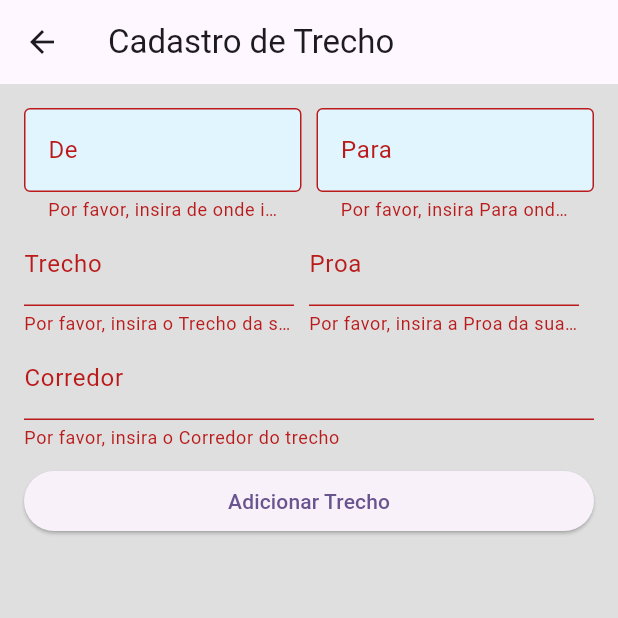
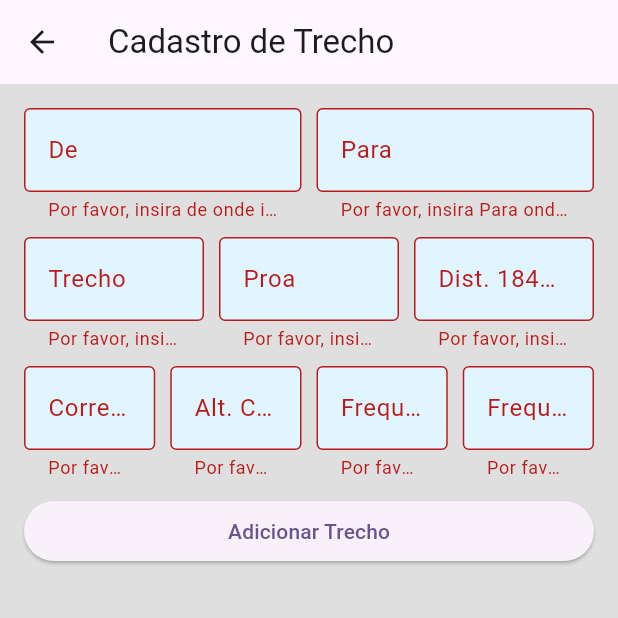
Before and after one commit to HermesLeonardo/AppAviao, a Flutter app: the tela_cadastro_trecho screen opened directly, after a tap on "Adicionar Trecho", on a phone screen of 412 x 824 dp, the top half of it. Run offline on Flutter 3.47's test engine with Material 3 defaults, Android fonts, the phone set to English and light mode, and no system bars.

Commit message:
adicionando o começo da tela de cadastro de aeroporto, alterando a tela login, entre outras pequenas mudanças

```diff
--- a/lib/main.dart
+++ b/lib/main.dart
@@ -1,4 +1,5 @@
 import 'package:appaviao/pages/login.dart';
+import 'package:appaviao/pages/tela_cadastro_aeroporto.dart';
 import 'package:appaviao/pages/tela_cadastro_trecho.dart';
 import 'package:appaviao/pages/tela_inicial.dart';
 import 'package:flutter/material.dart';
--- a/lib/pages/tela_cadastro_trecho.dart
+++ b/lib/pages/tela_cadastro_trecho.dart
@@ -1,4 +1,3 @@
-
 //No uso de navegadores para rodar a aplicação, desmarcar esse import para debug
 
 import 'package:appaviao/Custons/Custom_tela_trecho/caixa_info_widget.dart';
@@ -25,8 +24,6 @@ class _tela_cadastro_trechoState extends State<tela_cadastro_trecho> {
     'Alt.Corredor': '',
     'Frequencia': '',
     'Frequencia.alter': '',
-    'FIR': '',
-    'Cruzada. de FIR': '',
   };
 
   bool _showInformation = false;
@@ -51,7 +48,11 @@ class _tela_cadastro_trechoState extends State<tela_cadastro_trecho> {
           para: _formData['Para']!,
           trecho: _formData['Trecho']!,
           corredor: _formData['Corredor']!,
+          altcorredor: _formData['altcorredor']!,
           proa: _formData['Proa']!,
+          Dist184MN: _formData['Dist184MN']!,
+          frequencia: _formData['frequencia']!,
+          frequenciaalter: _formData['frequenciaalter']!,
           onEdit: () {},
           onDelete: () {},
         ),
@@ -103,17 +104,18 @@ class _tela_cadastro_trechoState extends State<tela_cadastro_trecho> {
                 ),
               ],
             ),
+            const SizedBox(
+              height: 10,
+            ),
             Row(
               children: <Widget>[
                 Expanded(
-                  child: TextFormField(
-                    decoration: const InputDecoration(labelText: 'Trecho'),
-                    onSaved: (Value) {
-                      _formData['Trecho'] = Value!;
-                    },
+                  child: custom_from_text_field(
+                    labelText: 'Trecho',
+                    onSaved: (value) => _formData['Trecho'] = value ?? '',
                     validator: (value) {
                       if (value == null || value.isEmpty) {
-                        return 'Por favor, insira o Trecho da sua viagem';
+                        return 'Por favor, insira o Trecho de onde irá passar';
                       }
                       return null;
                     },
@@ -123,14 +125,12 @@ class _tela_cadastro_trechoState extends State<tela_cadastro_trecho> {
                   width: 10,
                 ), //espaço entre os campos
                 Expanded(
-                  child: TextFormField(
-                    decoration: const InputDecoration(labelText: 'Proa'),
-                    onSaved: (Value) {
-                      _formData['Proa'] = Value!;
-                    },
+                  child: custom_from_text_field(
+                    labelText: 'Proa',
+                    onSaved: (value) => _formData['Proa'] = value ?? '',
                     validator: (value) {
                       if (value == null || value.isEmpty) {
-                        return 'Por favor, insira a Proa da sua viagem';
+                        return 'Por favor, insira a Proa do seu trecho';
                       }
                       return null;
                     },
@@ -138,8 +138,23 @@ class _tela_cadastro_trechoState extends State<tela_cadastro_trecho> {
                 ),
                 const SizedBox(
                   width: 10,
-                ), //espaço entre os campos
+                ),
+                Expanded(
+                  child: custom_from_text_field(
+                    labelText: 'Dist. 184MN',
+                    onSaved: (value) => _formData['Dist. 184MN'] = value ?? '',
+                    validator: (value) {
+                      if (value == null || value.isEmpty) {
+                        return 'Por favor, insira o Dist. 184MN do seu trecho';
+                      }
+                      return null;
+                    },
+                  ),
+                ),
               ],
+            ),
+            const SizedBox(
+              height: 10,
             ),
             const SizedBox(
               width: 50,
@@ -147,14 +162,59 @@ class _tela_cadastro_trechoState extends State<tela_cadastro_trecho> {
             Row(
               children: <Widget>[
                 Expanded(
-                  child: TextFormField(
-                    decoration: const InputDecoration(labelText: 'Corredor'),
-                    onSaved: (Value) {
-                      _formData['Corredor'] = Value!;
-                    },
+                  child: custom_from_text_field(
+                    labelText: 'Corredor',
+                    onSaved: (value) => _formData['Corredor'] = value ?? '',
                     validator: (value) {
                       if (value == null || value.isEmpty) {
-                        return 'Por favor, insira o Corredor do trecho';
+                        return 'Por favor, insira o Corredor do seu trecho';
+                      }
+                      return null;
+                    },
+                  ),
+                ),
+                const SizedBox(
+                  width: 10,
+                ),
+                Expanded(
+                  child: custom_from_text_field(
+                    labelText: 'Alt. Corredor',
+                    onSaved: (value) =>
+                        _formData['Alt. Corredor'] = value ?? '',
+                    validator: (value) {
+                      if (value == null || value.isEmpty) {
+                        return 'Por favor, insira a Altura do Corredor do seu trecho';
+                      }
+                      return null;
+                    },
+                  ),
+                ),
+                const SizedBox(
+                  width: 10,
+                ),
+                Expanded(
+                  child: custom_from_text_field(
+                    labelText: 'Frequencia',
+                    onSaved: (value) => _formData['Frequencia'] = value ?? '',
+                    validator: (value) {
+                      if (value == null || value.isEmpty) {
+                        return 'Por favor, insira a Frequencia do seu trecho';
+                      }
+                      return null;
+                    },
+                  ),
+                ),
+                const SizedBox(
+                  width: 10,
+                ),
+                Expanded(
+                  child: custom_from_text_field(
+                    labelText: 'Frequencia. Alt',
+                    onSaved: (value) =>
+                        _formData['Frequancia. ALt'] = value ?? '',
+                    validator: (value) {
+                      if (value == null || value.isEmpty) {
+                        return 'Por favor, insira a Frequancia alternativa do seu trecho';
                       }
                       return null;
                     },
--- a/lib/pages/tela_inicial.dart
+++ b/lib/pages/tela_inicial.dart
@@ -22,10 +22,10 @@ class tela_inicial extends StatelessWidget {
           children: <Widget>[
             ClipRRect(
               borderRadius:
-                  const BorderRadius.vertical(bottom: Radius.circular(200)),
+                  const BorderRadius.vertical(bottom: Radius.circular(180)),
               child: Container(
-                height: size.height * 0.6,
-                width: size.width * 0.5,
+                height: size.height * 0.4,
+                width: size.width * 1,
                 color: const Color.fromARGB(255, 0, 48, 73),
               ),
             ),
--- a/pubspec.yaml
+++ b/pubspec.yaml
@@ -19,5 +19,4 @@ flutter:
   uses-material-design: true
   assets:
     - assets/images/dogdino.png
-    - assets/images/aviaoteste.png
-    - assets/images/aviao.png
+    - assets/images/aviaosfundo.png
```
Also changed, not shown: lib/Custons/Custom_tela_aeroporto/custom_from_text_field_aero.dart (added, +39 -0 lines), lib/Custons/Custom_tela_trecho/caixa_info_widget.dart (+8 -0 lines), lib/pages/login.dart (+15 -21 lines), lib/pages/tela_cadastro_aeroporto.dart (added, +23 -0 lines), lib/pages/tela_criar_conta.dart (deleted, +0 -10 lines), assets/images/WhatsApp Image 2024-05-08 at 20.09.08.jpeg (added), assets/images/aviaosfundo.png (added), assets/images/aviaoteste.png (deleted), assets/images/livro.jpg (deleted).
